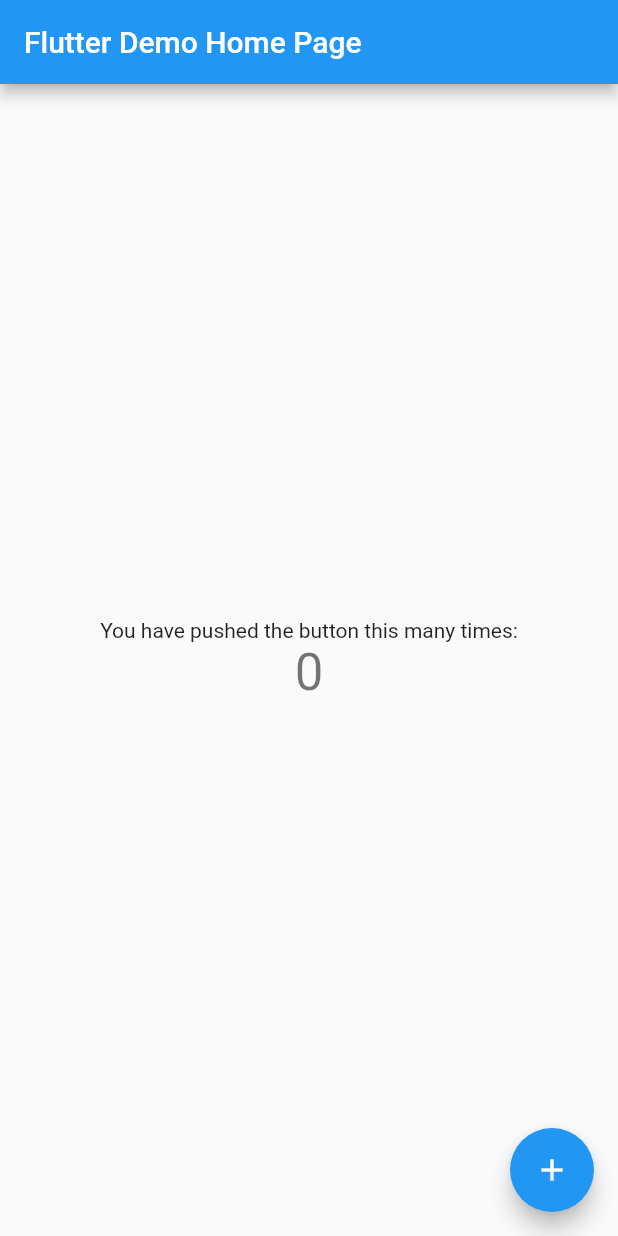
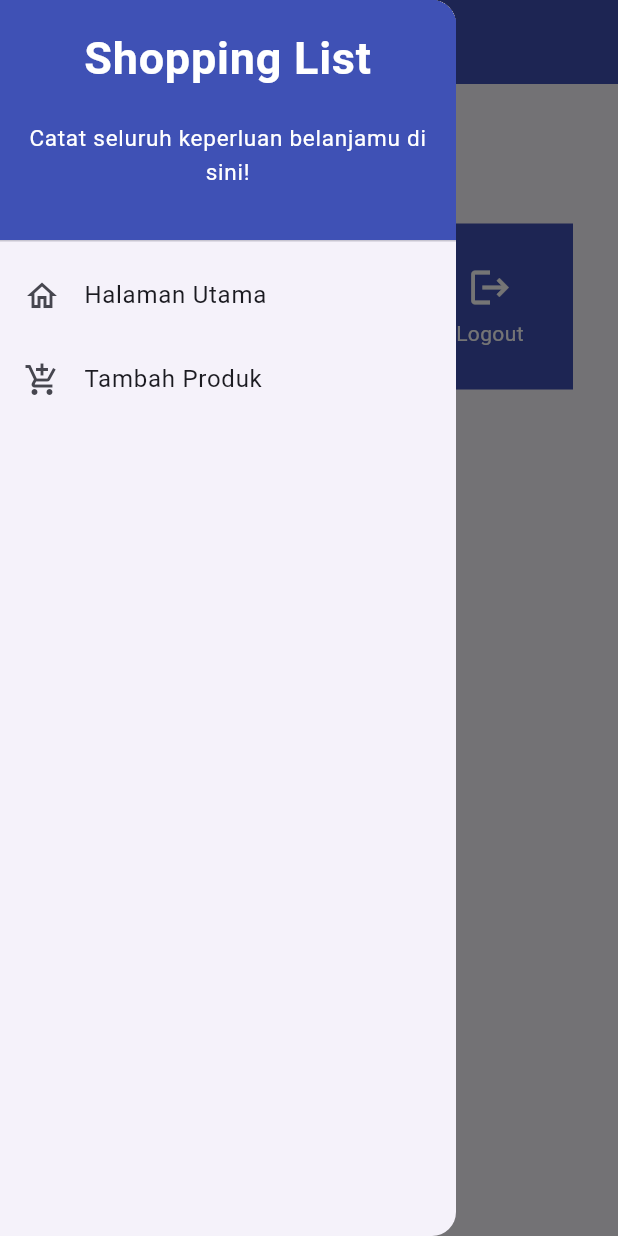
Before and after one commit to sunsetheus/shopping-list-mobile, a Flutter app: the screen it shows after launch, with the side drawer open (before the commit the screen has no drawer), on a phone screen of 412 x 824 dp. Run offline on Flutter 3.47's test engine with Material 2 defaults, Android fonts, the phone set to English and light mode, and no system bars.

Commit message:
finishing tutorial 7

```diff
--- a/lib/main.dart
+++ b/lib/main.dart
@@ -1,4 +1,5 @@
 import 'package:flutter/material.dart';
+import 'package:shopping_list/screens/menu.dart';
 
 void main() {
   runApp(const MyApp());
@@ -13,103 +14,10 @@ class MyApp extends StatelessWidget {
     return MaterialApp(
       title: 'Flutter Demo',
       theme: ThemeData(
-        // This is the theme of your application.
-        //
-        // Try running your application with "flutter run". You'll see the
-        // application has a blue toolbar. Then, without quitting the app, try
-        // changing the primarySwatch below to Colors.green and then invoke
-        // "hot reload" (press "r" in the console where you ran "flutter run",
-        // or simply save your changes to "hot reload" in a Flutter IDE).
-        // Notice that the counter didn't reset back to zero; the application
-        // is not restarted.
-        primarySwatch: Colors.blue,
+        colorScheme: ColorScheme.fromSeed(seedColor: Colors.indigo),
+        useMaterial3: true,
       ),
-      home: const MyHomePage(title: 'Flutter Demo Home Page'),
+      home: MyHomePage(),
     );
   }
 }
-
-class MyHomePage extends StatefulWidget {
-  const MyHomePage({super.key, required this.title});
-
-  // This widget is the home page of your application. It is stateful, meaning
-  // that it has a State object (defined below) that contains fields that affect
-  // how it looks.
-
-  // This class is the configuration for the state. It holds the values (in this
-  // case the title) provided by the parent (in this case the App widget) and
-  // used by the build method of the State. Fields in a Widget subclass are
-  // always marked "final".
-
-  final String title;
-
-  @override
-  State<MyHomePage> createState() => _MyHomePageState();
-}
-
-class _MyHomePageState extends State<MyHomePage> {
-  int _counter = 0;
-
-  void _incrementCounter() {
-    setState(() {
-      // This call to setState tells the Flutter framework that something has
-      // changed in this State, which causes it to rerun the build method below
-      // so that the display can reflect the updated values. If we changed
-      // _counter without calling setState(), then the build method would not be
-      // called again, and so nothing would appear to happen.
-      _counter++;
-    });
-  }
-
-  @override
-  Widget build(BuildContext context) {
-    // This method is rerun every time setState is called, for instance as done
-    // by the _incrementCounter method above.
-    //
-    // The Flutter framework has been optimized to make rerunning build methods
-    // fast, so that you can just rebuild anything that needs updating rather
-    // than having to individually change instances of widgets.
-    return Scaffold(
-      appBar: AppBar(
-        // Here we take the value from the MyHomePage object that was created by
-        // the App.build method, and use it to set our appbar title.
-        title: Text(widget.title),
-      ),
-      body: Center(
-        // Center is a layout widget. It takes a single child and positions it
-        // in the middle of the parent.
-        child: Column(
-          // Column is also a layout widget. It takes a list of children and
-          // arranges them vertically. By default, it sizes itself to fit its
-          // children horizontally, and tries to be as tall as its parent.
-          //
-          // Invoke "debug painting" (press "p" in the console, choose the
-          // "Toggle Debug Paint" action from the Flutter Inspector in Android
-          // Studio, or the "Toggle Debug Paint" command in Visual Studio Code)
-          // to see the wireframe for each widget.
-          //
-          // Column has various properties to control how it sizes itself and
-          // how it positions its children. Here we use mainAxisAlignment to
-          // center the children vertically; the main axis here is the vertical
-          // axis because Columns are vertical (the cross axis would be
-          // horizontal).
-          mainAxisAlignment: MainAxisAlignment.center,
-          children: <Widget>[
-            const Text(
-              'You have pushed the button this many times:',
-            ),
-            Text(
-              '$_counter',
-              style: Theme.of(context).textTheme.headline4,
-            ),
-          ],
-        ),
-      ),
-      floatingActionButton: FloatingActionButton(
-        onPressed: _incrementCounter,
-        tooltip: 'Increment',
-        child: const Icon(Icons.add),
-      ), // This trailing comma makes auto-formatting nicer for build methods.
-    );
-  }
-}
--- /dev/null
+++ b/lib/screens/menu.dart
@@ -0,0 +1,117 @@
+import 'package:flutter/material.dart';
+import 'package:shopping_list/screens/shoplist_form.dart';
+import 'package:shopping_list/widgets/left_drawer.dart';
+import 'package:shopping_list/widgets/shop_card.dart';
+
+class MyHomePage extends StatelessWidget {
+  MyHomePage({Key? key}) : super(key: key);
+  final List<ShopItem> items = [
+    ShopItem("Lihat Produk", Icons.checklist),
+    ShopItem("Tambah Produk", Icons.add_shopping_cart),
+    ShopItem("Logout", Icons.logout),
+  ];
+
+  @override
+  Widget build(BuildContext context) {
+    return Scaffold(
+      appBar: AppBar(
+        title: const Text(
+          'Shopping List',
+        ),
+        backgroundColor: Colors.indigo,
+        foregroundColor: Colors.white,
+      ),
+      drawer: const LeftDrawer(),
+      body: SingleChildScrollView(
+        // Widget wrapper yang dapat discroll
+        child: Padding(
+          padding: const EdgeInsets.all(10.0), // Set padding dari halaman
+          child: Column(
+            // Widget untuk menampilkan children secara vertikal
+            children: <Widget>[
+              const Padding(
+                padding: EdgeInsets.only(top: 10.0, bottom: 10.0),
+                // Widget Text untuk menampilkan tulisan dengan alignment center dan style yang sesuai
+                child: Text(
+                  'PBP Shop', // Text yang menandakan toko
+                  textAlign: TextAlign.center,
+                  style: TextStyle(
+                    fontSize: 30,
+                    fontWeight: FontWeight.bold,
+                  ),
+                ),
+              ),
+              // Grid layout
+              GridView.count(
+                // Container pada card kita.
+                primary: true,
+                padding: const EdgeInsets.all(20),
+                crossAxisSpacing: 10,
+                mainAxisSpacing: 10,
+                crossAxisCount: 3,
+                shrinkWrap: true,
+                children: items.map((ShopItem item) {
+                  // Iterasi untuk setiap item
+                  return ShopCard(item);
+                }).toList(),
+              ),
+            ],
+          ),
+        ),
+      ),
+    );
+  }
+}
+
+class ShopCard extends StatelessWidget {
+  final ShopItem item;
+
+  const ShopCard(this.item, {super.key}); // Constructor
+
+  @override
+  Widget build(BuildContext context) {
+    return Material(
+      color: Colors.indigo,
+      child: InkWell(
+        // Area responsive terhadap sentuhan
+        onTap: () {
+          // Memunculkan SnackBar ketika diklik
+          ScaffoldMessenger.of(context)
+            ..hideCurrentSnackBar()
+            ..showSnackBar(SnackBar(
+                content: Text("Kamu telah menekan tombol ${item.name}!")));
+
+          if (item.name == "Tambah Produk") {
+            Navigator.push(
+                context,
+                MaterialPageRoute(
+                  builder: (context) => const ShopFormPage(),
+                ));
+          }
+        },
+        child: Container(
+          // Container untuk menyimpan Icon dan Text
+          padding: const EdgeInsets.all(8),
+          child: Center(
+            child: Column(
+              mainAxisAlignment: MainAxisAlignment.center,
+              children: [
+                Icon(
+                  item.icon,
+                  color: Colors.white,
+                  size: 30.0,
+                ),
+                const Padding(padding: EdgeInsets.all(3)),
+                Text(
+                  item.name,
+                  textAlign: TextAlign.center,
+                  style: const TextStyle(color: Colors.white),
+                ),
+              ],
+            ),
+          ),
+        ),
+      ),
+    );
+  }
+}
--- /dev/null
+++ b/lib/widgets/left_drawer.dart
@@ -0,0 +1,68 @@
+import 'package:flutter/material.dart';
+import 'package:shopping_list/screens/menu.dart';
+import 'package:shopping_list/screens/shoplist_form.dart';
+
+class LeftDrawer extends StatelessWidget {
+  const LeftDrawer({super.key});
+
+  @override
+  Widget build(BuildContext context) {
+    return Drawer(
+      child: ListView(
+        children: [
+          const DrawerHeader(
+            decoration: BoxDecoration(
+              color: Colors.indigo,
+            ),
+            child: Column(
+              children: [
+                Text(
+                  'Shopping List',
+                  textAlign: TextAlign.center,
+                  style: TextStyle(
+                    fontSize: 30,
+                    fontWeight: FontWeight.bold,
+                    color: Colors.white,
+                  ),
+                ),
+                Padding(padding: EdgeInsets.all(10)),
+                Text(
+                  "Catat seluruh keperluan belanjamu di sini!",
+                  style: TextStyle(
+                    fontSize: 15,
+                    color: Colors.white,
+                    fontWeight: FontWeight.normal,
+                  ),
+                  textAlign: TextAlign.center,
+                ),
+              ],
+            ),
+          ),
+          ListTile(
+            leading: const Icon(Icons.home_outlined),
+            title: const Text('Halaman Utama'),
+            // Bagian redirection ke MyHomePage
+            onTap: () {
+              Navigator.pushReplacement(
+                  context,
+                  MaterialPageRoute(
+                    builder: (context) => MyHomePage(),
+                  ));
+            },
+          ),
+          ListTile(
+            leading: const Icon(Icons.add_shopping_cart),
+            title: const Text('Tambah Produk'),
+            // Bagian redirection ke ShopFormPage
+            onTap: () {
+              Navigator.push(
+                  context,
+                  MaterialPageRoute(
+                      builder: (context) => const ShopFormPage()));
+            },
+          ),
+        ],
+      ),
+    );
+  }
+}
--- /dev/null
+++ b/lib/widgets/shop_card.dart
@@ -0,0 +1,8 @@
+import 'package:flutter/material.dart';
+
+class ShopItem {
+  final String name;
+  final IconData icon;
+
+  ShopItem(this.name, this.icon);
+}
```
Also changed, not shown: lib/screens/shoplist_form.dart (added, +160 -0 lines), pubspec.lock.
